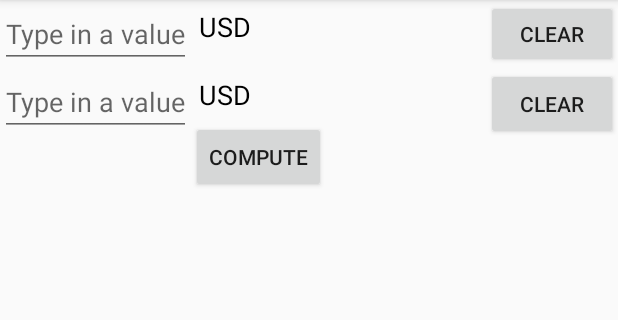
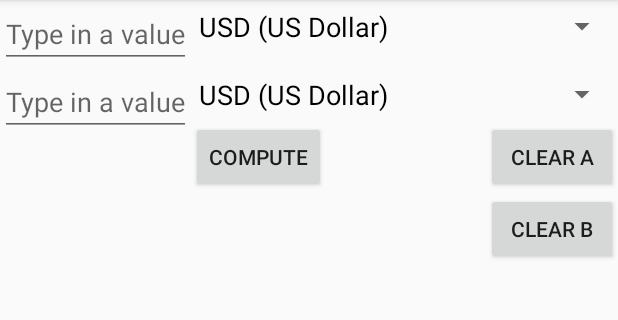
Before and after one commit to bryanlng/UnitConverter_2.0, an Android app: the fragment CurrencyFragment placed in its activity, on a phone screen of 412 x 824 dp, the part 84-404 px from its top. Run offline under Robolectric (Android 15) with nearby library versions, the phone set to English and light mode, and no system bars.

Commit message:
1) Changed some of the names, as some currencies aren't easily recognizable 2) Moved clear buttons to be lower so that you can clearly see the name of the currency. 3) renamed clear buttons

```diff
--- a/app/src/main/res/layout/currency_fragment_layout.xml
+++ b/app/src/main/res/layout/currency_fragment_layout.xml
@@ -42,14 +42,14 @@
         android:layout_width="wrap_content"
         android:layout_height="wrap_content"
         android:id="@+id/clearA"
-        android:text="@string/clear"
-        android:layout_above="@+id/currency_optionB"
+        android:text="@string/clearA"
+        android:layout_alignTop="@+id/compute_button"
         android:layout_alignParentEnd="true" />
     <Button
         android:layout_width="wrap_content"
         android:layout_height="wrap_content"
         android:id="@+id/clearB"
-        android:text="@string/clear"
+        android:text="@string/clearB"
         android:layout_below="@+id/clearA"
         android:layout_alignEnd="@+id/currency_optionA" />
 
--- a/app/src/main/res/values/strings.xml
+++ b/app/src/main/res/values/strings.xml
@@ -65,6 +65,8 @@
         <item>Decimal</item>
     </string-array>
     <string name="clear">Clear</string>
+    <string name="clearA">Clear A</string>
+    <string name="clearB">Clear B</string>
     <string name="compute">Compute</string>
     <string name="same_category">Same category, please choose a different category</string>
     <string name="no_text_entered">No text entered</string>
@@ -142,16 +144,16 @@
         <item>2021</item>
     </string-array>
     <string-array name="currencies_all">
-        <item>USD</item>
-        <item>EUR</item>
-        <item>JPY</item>
-        <item>GBP</item>
-        <item>CAD</item>
-        <item>CHF</item>
-        <item>AUD</item>
-        <item>BGN</item>
-        <item>BRL</item>
-        <item>CNY</item>
+        <item>USD (US Dollar)</item>
+        <item>EUR (Euro)</item>
+        <item>JPY (Japanese Yen)</item>
+        <item>GBP (British Pound)</item>
+        <item>CAD (Canadian)</item>
+        <item>CHF (Swiss Franc)</item>
+        <item>AUD (Australian Dollar)</item>
+        <item>BGN (Bulgarian Lev)</item>
+        <item>BRL (Brazilian Real)</item>
+        <item>CNY (Chinese Yuan)</item>
         <item>CZK</item>
         <item>DKK</item>
         <item>HKD</item>
```
